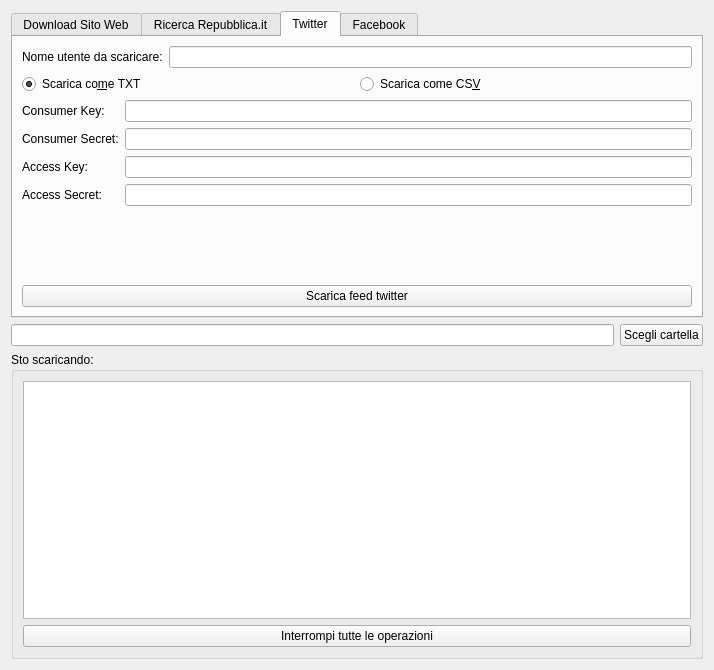
This is forms/url2corpus.ui in zorbaproject/Bran as Qt 5 draws it before an edit. The edited form follows.
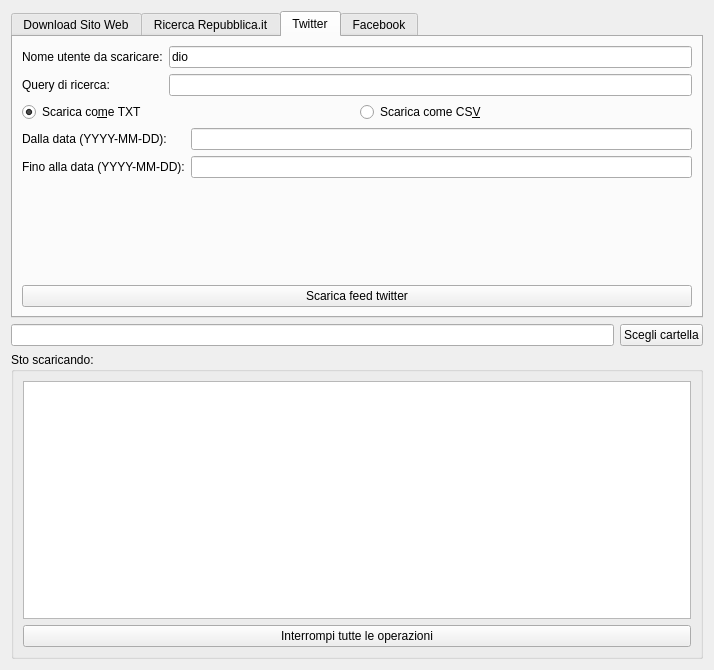
This is the edited form. The open tabs and pages were chosen to show the change.

```diff
--- a/forms/url2corpus.ui
+++ b/forms/url2corpus.ui
@@ -268,16 +268,30 @@
       </attribute>
       <layout class="QVBoxLayout" name="verticalLayout_5">
        <item>
-        <layout class="QHBoxLayout" name="horizontalLayout_7">
-         <item>
+        <layout class="QGridLayout" name="gridLayout_2">
+         <item row="2" column="0">
+          <widget class="QLabel" name="label_13">
+           <property name="text">
+            <string>Query di ricerca:</string>
+           </property>
+          </widget>
+         </item>
+         <item row="0" column="0">
           <widget class="QLabel" name="label_15">
            <property name="text">
             <string>Nome utente da scaricare:</string>
            </property>
           </widget>
          </item>
-         <item>
-          <widget class="QLineEdit" name="twittername"/>
+         <item row="0" column="1">
+          <widget class="QLineEdit" name="twittername">
+           <property name="text">
+            <string>dio</string>
+           </property>
+          </widget>
+         </item>
+         <item row="2" column="1">
+          <widget class="QLineEdit" name="twitterquery"/>
          </item>
         </layout>
        </item>
@@ -307,42 +321,22 @@
          <item row="0" column="0">
           <widget class="QLabel" name="label_11">
            <property name="text">
-            <string>Consumer Key:</string>
+            <string>Dalla data (YYYY-MM-DD):</string>
            </property>
           </widget>
          </item>
+         <item row="0" column="1">
+          <widget class="QLineEdit" name="twitterfrom"/>
+         </item>
          <item row="1" column="0">
           <widget class="QLabel" name="label_12">
            <property name="text">
-            <string>Consumer Secret:</string>
+            <string>Fino alla data (YYYY-MM-DD):</string>
            </property>
           </widget>
          </item>
-         <item row="2" column="0">
-          <widget class="QLabel" name="label_13">
-           <property name="text">
-            <string>Access Key:</string>
-           </property>
-          </widget>
-         </item>
-         <item row="3" column="0">
-          <widget class="QLabel" name="label_14">
-           <property name="text">
-            <string>Access Secret:</string>
-           </property>
-          </widget>
-         </item>
-         <item row="0" column="1">
-          <widget class="QLineEdit" name="consumer_key"/>
-         </item>
          <item row="1" column="1">
-          <widget class="QLineEdit" name="consumer_secret"/>
-         </item>
-         <item row="2" column="1">
-          <widget class="QLineEdit" name="access_key"/>
-         </item>
-         <item row="3" column="1">
-          <widget class="QLineEdit" name="access_secret"/>
+          <widget class="QLineEdit" name="twitterto"/>
          </item>
         </layout>
        </item>
```
Left out of the diff: 6 changed lines with no effect on the pictures.
